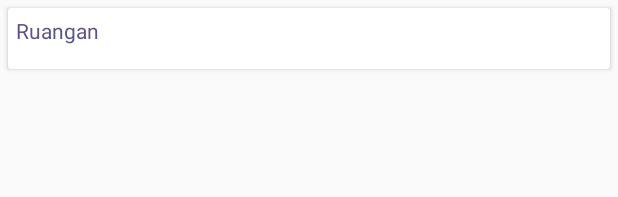
After one commit to ivenacindy/HomeAutomation, an Android app: the layout list_view.xml on its own in the app's theme, with its tools: preview values and no code run, on a phone screen of 412 x 824 dp. The commit adds this screen. Shown: the top 197 px of the screen. Run offline under Robolectric (Android 15) with nearby library versions, the phone set to English and light mode, and no system bars.

Commit message:
Recycle dan Card View
ada eror : ukuran gambar di card view berbeda

```diff
--- a/app/build.gradle
+++ b/app/build.gradle
@@ -25,4 +25,6 @@ dependencies {
     testImplementation 'junit:junit:4.12'
     androidTestImplementation 'com.android.support.test:runner:1.0.2'
     androidTestImplementation 'com.android.support.test.espresso:espresso-core:3.0.2'
+    implementation 'com.android.support:recyclerview-v7:28.0.0'
+    implementation 'com.android.support:cardview-v7:28.0.0'
 }
--- /dev/null
+++ b/app/src/main/res/layout/list_view.xml
@@ -0,0 +1,41 @@
+<?xml version="1.0" encoding="utf-8"?>
+<LinearLayout xmlns:android="http://schemas.android.com/apk/res/android"
+    xmlns:tools="http://schemas.android.com/tools"
+    android:layout_width="match_parent"
+    android:layout_height="wrap_content"
+    xmlns:app="http://schemas.android.com/apk/res-auto"
+    android:orientation="vertical">
+
+    <android.support.v7.widget.CardView
+        android:layout_width="match_parent"
+        android:layout_height="wrap_content"
+        android:layout_margin="5dp"
+        android:padding="20dp"
+        >
+
+        <android.support.constraint.ConstraintLayout
+            android:layout_width="match_parent"
+            android:layout_height="wrap_content"
+            android:padding="5dp">
+
+            <TextView
+                android:id="@+id/textViewTitle"
+                android:layout_width="100dp"
+                android:layout_height="30dp"
+                android:text="Ruangan"
+                android:textColor="#58548A"
+                android:layout_marginTop="5dp"
+                app:layout_constraintStart_toStartOf="parent"/>
+
+            <ImageView
+                android:id="@+id/imageView"
+                android:layout_width="match_parent"
+                android:layout_height="wrap_content"
+                app:layout_constraintStart_toStartOf="@+id/textViewTitle"
+                app:layout_constraintTop_toBottomOf="@id/textViewTitle" />
+
+        </android.support.constraint.ConstraintLayout>
+
+    </android.support.v7.widget.CardView>
+
+</LinearLayout>
```
Also changed, not shown: app/src/main/java/com/example/homeautomation/Product.java (added, +18 -0 lines), app/src/main/java/com/example/homeautomation/ProductAdapter.java (added, +57 -0 lines), app/src/main/res/layout/activity_main.xml (+7 -11 lines), 1 other file.
